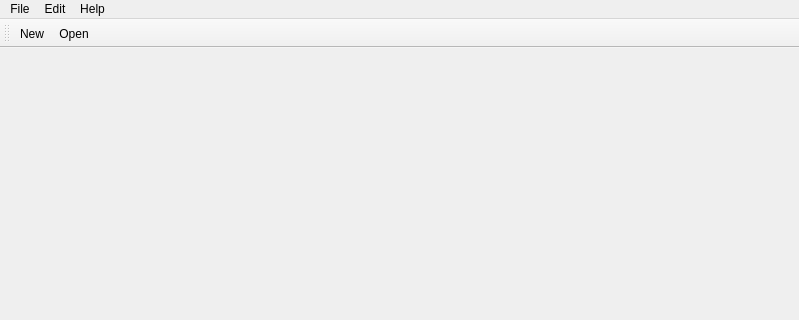
First picture: the form in mainwindow.ui, repository jjzhang166/QtWidgetAll, before the edit; both pictures show x 0 to 799 and y 0 to 320 of the 799 by 550 pixel window.
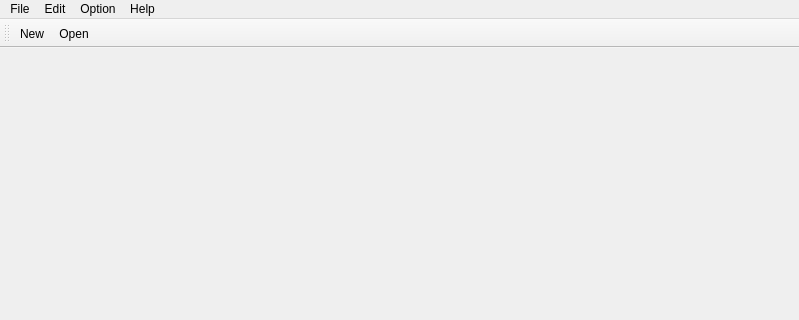
Second picture: the form after the edit. Icons and pictures are not drawn.

What changed in the file:
```diff
--- a/mainwindow.ui
+++ b/mainwindow.ui
@@ -45,8 +45,15 @@
     <addaction name="actionHelp"/>
     <addaction name="actionAbout"/>
    </widget>
+   <widget class="QMenu" name="menuOption">
+    <property name="title">
+     <string>Option</string>
+    </property>
+    <addaction name="actionFtpSeting"/>
+   </widget>
    <addaction name="menuFile"/>
    <addaction name="menuEdit"/>
+   <addaction name="menuOption"/>
    <addaction name="menuHelp"/>
   </widget>
   <widget class="QToolBar" name="mainToolBar">
```
Left out of the diff: 5 changed lines with no effect on the pictures.
